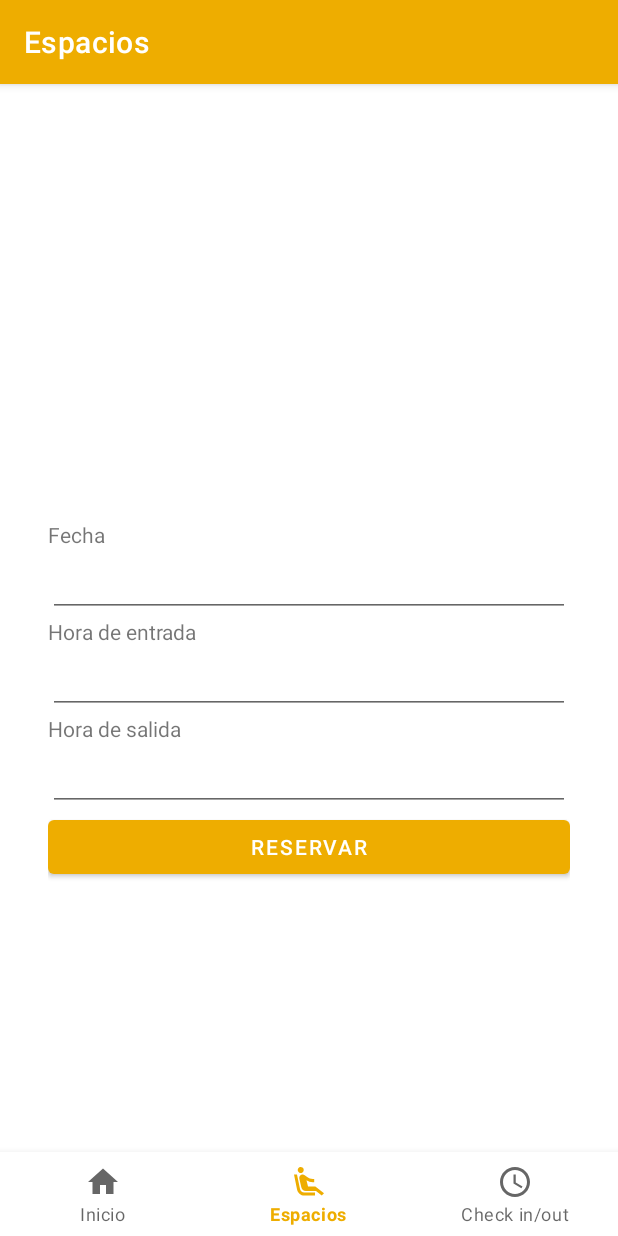
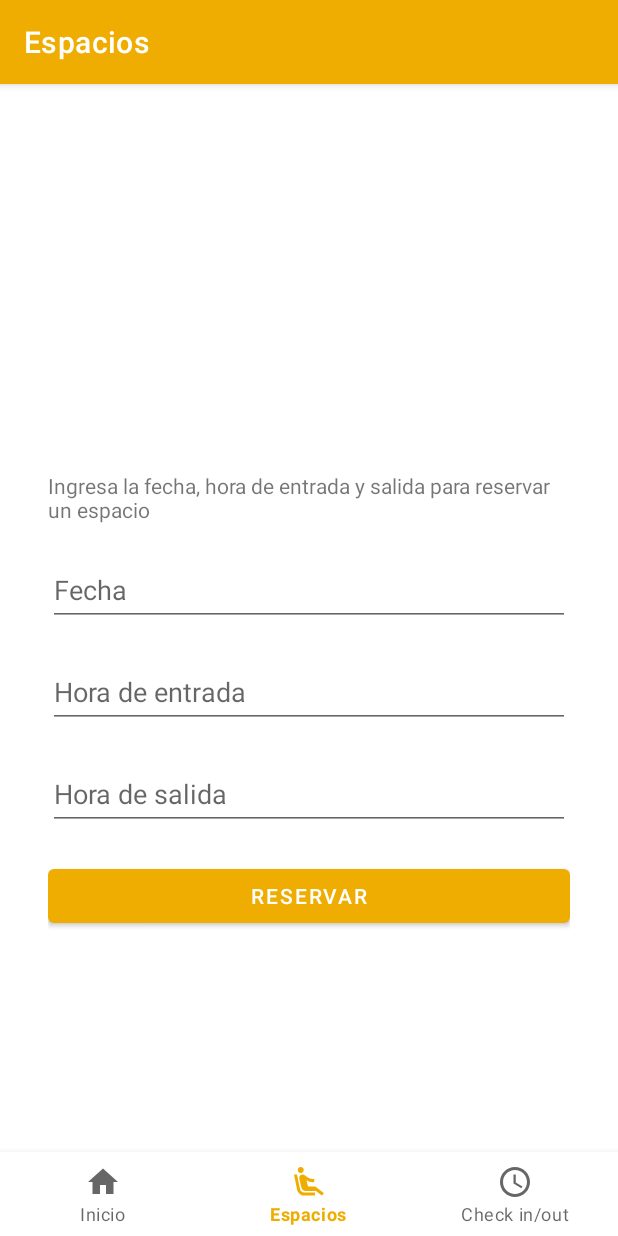
Before and after one commit to FourTech2/go-office, an Android app: the SpacesFragment screen opened through its navigation route, on a phone screen of 412 x 824 dp. Run offline under Robolectric (Android 15) with nearby library versions, the phone set to English and light mode, and no system bars; our stand-ins replace Firebase (no records; nobody signed in at launch, a user with empty details on screens opened directly), navigation-ui.

Commit message:
Agrega widget de fecha y tiempo

```diff
--- a/app/src/main/java/com/example/loginfirebase/ui/dashboard/SpacesFragment.kt
+++ /dev/null
@@ -1,37 +0,0 @@
-package com.example.loginfirebase.ui.dashboard
-
-import android.os.Bundle
-import android.view.LayoutInflater
-import android.view.View
-import android.view.ViewGroup
-import androidx.fragment.app.Fragment
-import androidx.lifecycle.ViewModelProvider
-import com.example.loginfirebase.databinding.FragmentSpacesBinding
-
-class SpacesFragment : Fragment() {
-
-    private lateinit var spacesViewModel: SpacesViewModel
-    private var _binding: FragmentSpacesBinding? = null
-
-    // This property is only valid between onCreateView and
-    // onDestroyView.
-    private val binding get() = _binding!!
-
-    override fun onCreateView(
-        inflater: LayoutInflater,
-        container: ViewGroup?,
-        savedInstanceState: Bundle?
-    ): View? {
-        spacesViewModel =
-            ViewModelProvider(this).get(SpacesViewModel::class.java)
-
-        _binding = FragmentSpacesBinding.inflate(inflater, container, false)
-        val root: View = binding.root
-        return root
-    }
-
-    override fun onDestroyView() {
-        super.onDestroyView()
-        _binding = null
-    }
-}
--- /dev/null
+++ b/app/src/main/java/com/example/loginfirebase/ui/spaces/SpacesFragment.kt
@@ -0,0 +1,72 @@
+package com.example.loginfirebase.ui.spaces
+
+import android.os.Bundle
+import android.view.LayoutInflater
+import android.view.View
+import android.view.ViewGroup
+import android.widget.EditText
+import androidx.fragment.app.Fragment
+import androidx.lifecycle.ViewModelProvider
+import androidx.viewbinding.ViewBindings
+import com.example.loginfirebase.DatePickerFragment
+import com.example.loginfirebase.TimePickerFragment
+import com.example.loginfirebase.databinding.FragmentSpacesBinding
+
+class SpacesFragment : Fragment() {
+
+    private lateinit var spacesViewModel: SpacesViewModel
+    private var _binding: FragmentSpacesBinding? = null
+
+    // This property is only valid between onCreateView and
+    // onDestroyView.
+    private val binding get() = _binding!!
+
+    override fun onCreateView(
+        inflater: LayoutInflater,
+        container: ViewGroup?,
+        savedInstanceState: Bundle?
+    ): View? {
+        spacesViewModel =
+            ViewModelProvider(this).get(SpacesViewModel::class.java)
+
+        _binding = FragmentSpacesBinding.inflate(inflater, container, false)
+        val root: View = binding.root
+        setUp()
+        return root
+    }
+
+    private fun setUp() {
+        binding.editTextDate.setOnClickListener { showDatePickerDialog() }
+        binding.editTextStartTime.setOnClickListener { showTimePickerDialog() }
+        binding.editTextFinalTime.setOnClickListener { showTimePickerDialog() }
+    }
+
+    private fun showTimePickerDialog() {
+        val timePicker = TimePickerFragment { time -> onTimeSelected(time) }
+        activity?.let { timePicker.show(it.supportFragmentManager, "Time") }
+    }
+
+    private fun showDatePickerDialog() {
+        val datePicker = DatePickerFragment { day, month, year -> onDateSelected(day, month, year) }
+        activity?.let { datePicker.show(it.supportFragmentManager, "DatePicker") }
+    }
+
+    private fun onDateSelected(day: Int, month: Int, year: Int) {
+        val realMonth = month + 1
+        val dateText = if (realMonth < 10) {
+            "$day-0$realMonth-$year"
+        } else {
+            "$day-$realMonth-$year"
+        }
+        binding.editTextDate.setText(dateText)
+    }
+
+    private fun onTimeSelected(time: String) {
+        binding.editTextStartTime.setText(time)
+    }
+
+    override fun onDestroyView() {
+        super.onDestroyView()
+        _binding = null
+    }
+}
--- a/app/src/main/java/com/example/loginfirebase/ui/dashboard/SpacesViewModel.kt
+++ b/app/src/main/java/com/example/loginfirebase/ui/spaces/SpacesViewModel.kt
@@ -1,4 +1,4 @@
-package com.example.loginfirebase.ui.dashboard
+package com.example.loginfirebase.ui.spaces
 
 import androidx.lifecycle.LiveData
 import androidx.lifecycle.MutableLiveData
--- a/app/src/main/res/layout/fragment_spaces.xml
+++ b/app/src/main/res/layout/fragment_spaces.xml
@@ -9,46 +9,59 @@
     android:layout_marginEnd="32dp"
     android:gravity="center"
     android:orientation="vertical"
-    tools:context=".ui.dashboard.SpacesFragment">
+    tools:context=".ui.spaces.SpacesFragment">
 
     <TextView
-        android:id="@+id/textView"
+        android:id="@+id/textViewReserveDescription"
         android:layout_width="match_parent"
         android:layout_height="wrap_content"
-        android:text="@string/date_text" />
+        android:text="@string/reserve_description" />
+
+    <Space
+        android:layout_width="match_parent"
+        android:layout_height="20dp" />
 
     <EditText
         android:id="@+id/editTextDate"
         android:layout_width="match_parent"
         android:layout_height="wrap_content"
         android:ems="10"
-        android:inputType="date" />
+        android:hint="@string/date_text"
+        android:minHeight="48dp"
+        android:clickable="false"
+        android:focusable="false"/>
 
-    <TextView
-        android:id="@+id/textView2"
+    <Space
         android:layout_width="match_parent"
-        android:layout_height="wrap_content"
-        android:text="@string/start_hour_text" />
+        android:layout_height="20dp" />
 
     <EditText
         android:id="@+id/editTextStartTime"
         android:layout_width="match_parent"
         android:layout_height="wrap_content"
         android:ems="10"
-        android:inputType="time" />
+        android:hint="@string/start_hour_text"
+        android:minHeight="48dp"
+        android:clickable="false"
+        android:focusable="false"/>
 
-    <TextView
-        android:id="@+id/textView3"
+    <Space
         android:layout_width="match_parent"
-        android:layout_height="wrap_content"
-        android:text="@string/exit_hour_text" />
+        android:layout_height="20dp" />
 
     <EditText
         android:id="@+id/editTextFinalTime"
         android:layout_width="match_parent"
         android:layout_height="match_parent"
         android:ems="10"
-        android:inputType="time" />
+        android:hint="@string/exit_hour_text"
+        android:minHeight="48dp"
+        android:clickable="false"
+        android:focusable="false"/>
+
+    <Space
+        android:layout_width="match_parent"
+        android:layout_height="20dp" />
 
     <Button
         android:id="@+id/reserveButton"
--- a/app/src/main/res/navigation/mobile_navigation.xml
+++ b/app/src/main/res/navigation/mobile_navigation.xml
@@ -13,7 +13,7 @@
 
     <fragment
         android:id="@+id/navigation_spaces"
-        android:name="com.example.loginfirebase.ui.dashboard.SpacesFragment"
+        android:name="com.example.loginfirebase.ui.spaces.SpacesFragment"
         android:label="@string/title_spaces"
         tools:layout="@layout/fragment_spaces" />
 
--- a/app/src/main/res/values/strings.xml
+++ b/app/src/main/res/values/strings.xml
@@ -16,4 +16,5 @@
     <string name="start_hour_text">Hora de entrada</string>
     <string name="exit_hour_text">Hora de salida</string>
     <string name="reserve_text">Reservar</string>
+    <string name="reserve_description">Ingresa la fecha, hora de entrada y salida para reservar un espacio</string>
 </resources>
```
Also changed, not shown: app/src/main/java/com/example/loginfirebase/DatePickerFragment.kt (added, +23 -0 lines), app/src/main/java/com/example/loginfirebase/TimePickerFragment.kt (added, +22 -0 lines), app/src/main/res/layout/activity_auth.xml (+0 -12 lines).
